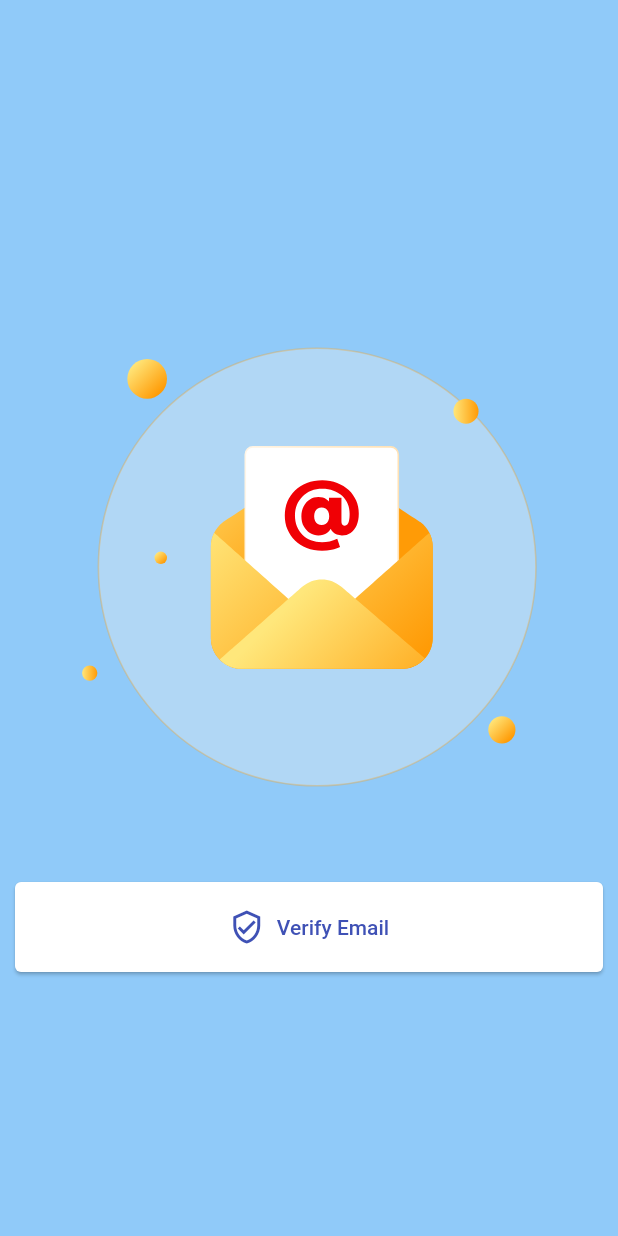
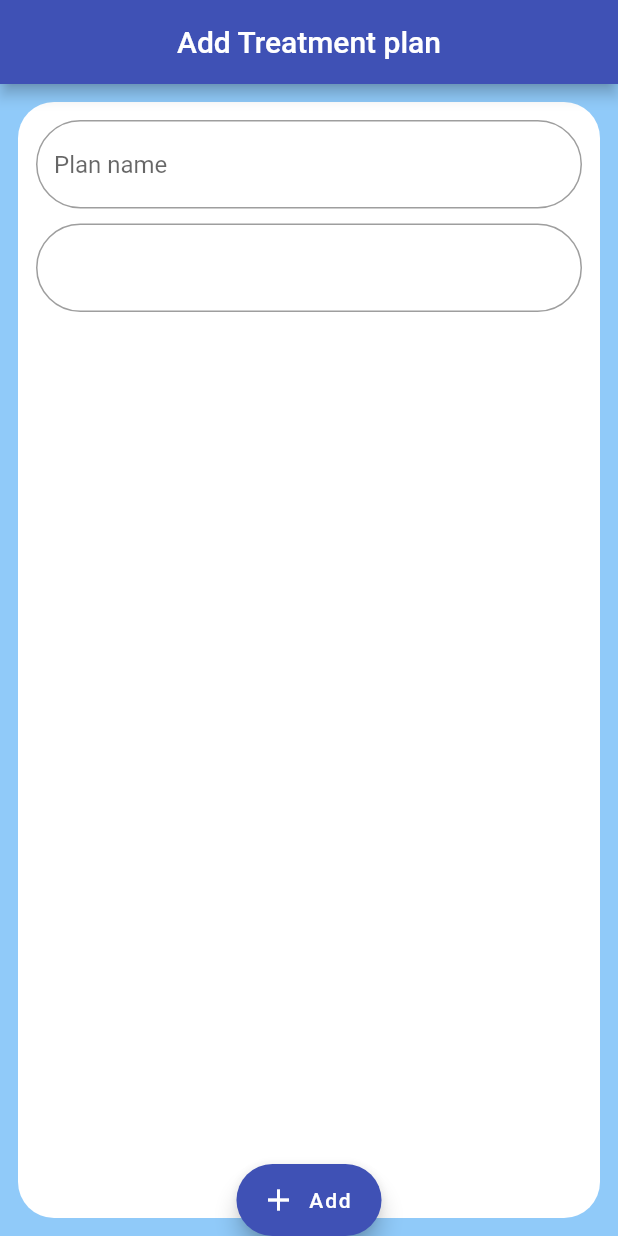
Before and after one commit to 0Ahmad0/patient_journey, a Flutter app: the screen it shows after launch, on a phone screen of 412 x 824 dp. Run offline on Flutter 3.47's test engine with Material 2 defaults, Android fonts, the phone set to English and light mode, and no system bars; our stand-ins replace animated_text_kit, cloud_firestore, file_picker, firebase_auth, firebase_core, firebase_storage and 7 more; accounts and stored records are empty.

Commit message:
add create plan screen

```diff
--- /dev/null
+++ b/lib/add_treatment_plan_screen.dart
@@ -0,0 +1,62 @@
+import 'package:flutter/material.dart';
+import 'package:patient_journey/common_widgets/app_text_form_filed.dart';
+import 'package:patient_journey/constants/app_colors.dart';
+
+class AddTreatmentPlanScreen extends StatefulWidget {
+  const AddTreatmentPlanScreen({super.key});
+
+  @override
+  State<AddTreatmentPlanScreen> createState() => _AddTreatmentPlanScreenState();
+}
+
+class _AddTreatmentPlanScreenState extends State<AddTreatmentPlanScreen> {
+  final namePlanController = TextEditingController();
+
+  final _formKey = GlobalKey<FormState>();
+
+  @override
+  void dispose() {
+    namePlanController.dispose();
+    super.dispose();
+  }
+
+  @override
+  Widget build(BuildContext context) {
+    return Scaffold(
+      floatingActionButtonLocation: FloatingActionButtonLocation.centerDocked,
+      floatingActionButton: FloatingActionButton.extended(
+        icon: const Icon(Icons.add),
+        onPressed: () {
+          if(_formKey.currentState!.validate()){
+
+          }
+        },
+        label: const Text('Add'),
+      ),
+      appBar: AppBar(
+        title: Text('Add Treatment plan'),
+      ),
+      body: Form(
+        key: _formKey,
+        child: Container(
+          margin: const EdgeInsets.all(12.0),
+          decoration: BoxDecoration(
+            color: AppColors.white,
+            borderRadius: BorderRadius.circular(24.0),
+          ),
+          child: ListView(
+            padding: const EdgeInsets.all(12.0),
+            children: [
+              AppTextFormFiled(
+                controller: namePlanController,
+                hintText: 'Plan name',
+              ),
+              const SizedBox(height: 10.0,),
+              AppTextFormFiled(),
+            ],
+          ),
+        ),
+      ),
+    );
+  }
+}
--- a/lib/main.dart
+++ b/lib/main.dart
@@ -9,6 +9,7 @@ import 'package:patient_journey/screens/verifey_email.dart';
 import 'package:patient_journey/show_add_review_screen.dart';
 import 'package:provider/provider.dart';
 
+import 'add_treatment_plan_screen.dart';
 import 'constants/app_strings.dart';
 import 'constants/app_theme.dart';
 import 'controller/provider/auth_provider.dart';
@@ -43,11 +44,7 @@ class MyApp extends StatelessWidget {
       debugShowCheckedModeBanner: false,
       theme: AppTheme.myTheme,
       title: AppString.appName,
-       // home: SplashScreen(),
-       home: VerifyScreen(),
-      // home: AdminHomeScreen(),
-      // home: ShowAndAddReviewScreen(),
-      //home: ListDoctorsScreen(),
+       home: AddTreatmentPlanScreen(),
     ));
   }
 }
```
Also changed, not shown: lib/screens/login_screen.dart (+0 -47 lines).
